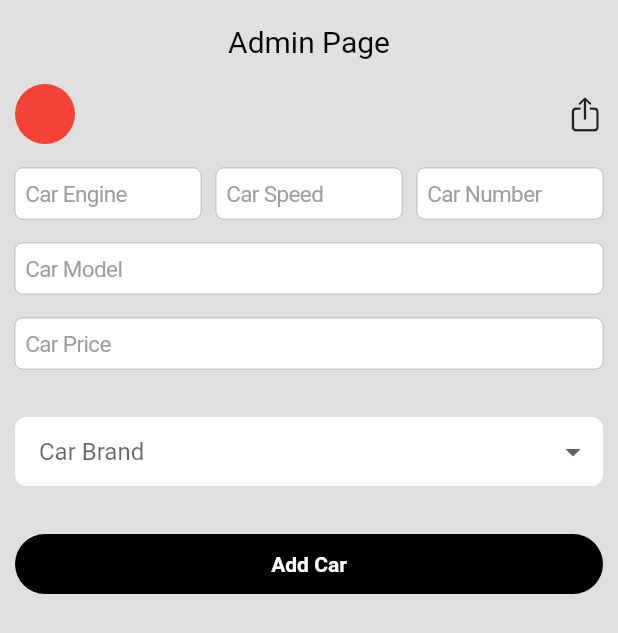
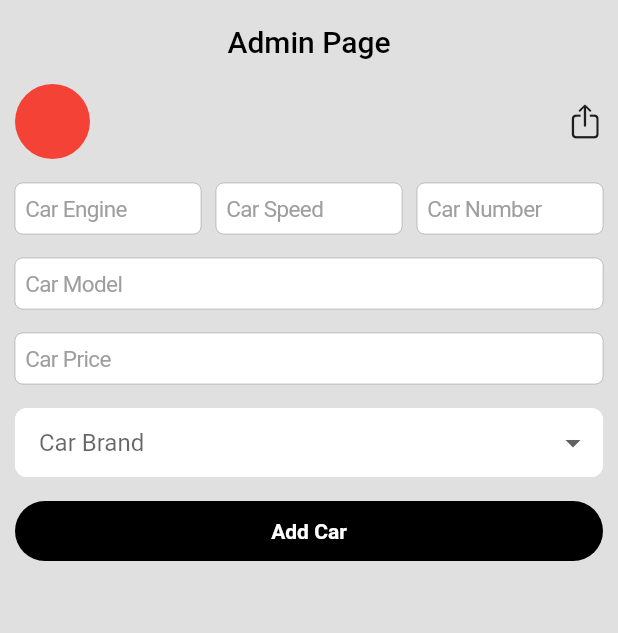
Before and after one commit to mahmoudmohamed111/auto-swift, a Flutter app: the screen it shows after launch, after a tap on "Add Car", on a phone screen of 412 x 824 dp. Shown: the top 633 px of the screen. Run offline on Flutter 3.47's test engine with Material 3 defaults, Android fonts, the phone set to English and light mode, and no system bars; our stand-ins replace dropdown_button2, image_picker, supabase_flutter; accounts and stored records are empty.

Commit message:
refactor admin page code

```diff
--- a/lib/features/Admin/presentation/views/admin_page.dart
+++ b/lib/features/Admin/presentation/views/admin_page.dart
@@ -1,10 +1,14 @@
+import 'dart:io';
+import 'package:auto_swift/core/components/snack.dart';
+import 'package:flutter/cupertino.dart';
+import 'package:flutter/material.dart';
+import 'package:image_picker/image_picker.dart';
+import 'package:supabase_flutter/supabase_flutter.dart';
 import 'package:auto_swift/core/components/custom_button.dart';
 import 'package:auto_swift/core/components/custom_container.dart';
 import 'package:auto_swift/core/components/custom_text_field.dart';
 import 'package:auto_swift/features/Admin/presentation/widgets/custom_dropdown.dart';
 import 'package:dropdown_button2/dropdown_button2.dart';
-import 'package:flutter/cupertino.dart';
-import 'package:flutter/material.dart';
 
 class AdminPage extends StatefulWidget {
   const AdminPage({super.key});
@@ -14,13 +18,54 @@ class AdminPage extends StatefulWidget {
 }
 
 class _AdminPageState extends State<AdminPage> {
-  TextEditingController speed = TextEditingController();
-  TextEditingController Engine = TextEditingController();
-  TextEditingController Seat_Number = TextEditingController();
-  TextEditingController model = TextEditingController();
-  TextEditingController price = TextEditingController();
-  List<String> Cars_Brand = ["Bmw", "Audi", "Porshe"];
-  String? selected_brand;
+  final speed = TextEditingController();
+  final engine = TextEditingController();
+  final seatNumber = TextEditingController();
+  final model = TextEditingController();
+  final price = TextEditingController();
+
+  final List<String> carsBrand = ["Bmw", "Audi", "Porshe"];
+  String? selectedBrand;
+  File? imageFile;
+  bool isLoading = false;
+
+  final supabase = Supabase.instance.client;
+  Future<void> pickImage() async {
+    final picked = await ImagePicker().pickImage(source: ImageSource.gallery);
+    if (picked != null) setState(() => imageFile = File(picked.path));
+  }
+
+  Future<void> addCar() async {
+    if (imageFile == null || selectedBrand == null) return;
+
+    setState(() => isLoading = true);
+    try {
+      final fileName = '${DateTime.now().millisecondsSinceEpoch}.jpg';
+      await supabase.storage.from('images').upload(fileName, imageFile!);
+      final imageUrl = supabase.storage.from('images').getPublicUrl(fileName);
+
+      await supabase.from('cars').insert({
+        'engine': engine.text,
+        'speed': speed.text,
+        'seat_number': seatNumber.text,
+        'model': model.text,
+        'price': double.tryParse(price.text) ?? 0,
+        'brand': selectedBrand,
+        'image_url': imageUrl,
+      });
+
+      if (mounted) {
+        Snack().success(context, "Car added successfully!");
+      }
+    } catch (e) {
+      if (mounted) {
+        Snack().error(context, "Error: $e");
+      }
+    } finally {
+      if (mounted) setState(() => isLoading = false);
+    }
+  }
+
   @override
   Widget build(BuildContext context) {
     return Scaffold(
@@ -28,11 +73,13 @@ class _AdminPageState extends State<AdminPage> {
       appBar: AppBar(
         backgroundColor: Colors.grey.shade300,
         elevation: 0,
-        title: Text("Admin Page"),
+        title: const Text(
+          "Admin Page",
+          style: TextStyle(fontSize: 20, color: Colors.black),
+        ),
         centerTitle: true,
-        titleTextStyle: TextStyle(fontSize: 20, color: Colors.black),
       ),
-      body: Padding(
+      body: SingleChildScrollView(
         padding: const EdgeInsets.symmetric(horizontal: 10),
         child: Column(
           children: [
@@ -40,25 +87,30 @@ class _AdminPageState extends State<AdminPage> {
               mainAxisAlignment: MainAxisAlignment.spaceBetween,
               children: [
                 CustomContainer(
-                  height: 40,
-                  width: 40,
-                  radius: 60,
+                  height: 50,
+                  width: 50,
+                  radius: 50,
                   color: Colors.red,
                 ),
-                Icon(CupertinoIcons.share_up),
+                GestureDetector(
+                  onTap: () {
+                    pickImage();
+                  },
+                  child: const Icon(CupertinoIcons.share_up),
+                ),
               ],
             ),
-            SizedBox(height: 16),
+            const SizedBox(height: 16),
             Row(
               children: [
                 Expanded(
                   child: CustomTextField(
-                    controller: Engine,
+                    controller: engine,
                     hint: "Car Engine",
                     type: TextInputType.text,
                   ),
                 ),
-                SizedBox(width: 10),
+                const SizedBox(width: 10),
                 Expanded(
                   child: CustomTextField(
                     controller: speed,
@@ -66,54 +118,51 @@ class _AdminPageState extends State<AdminPage> {
                     type: TextInputType.text,
                   ),
                 ),
-                SizedBox(width: 10),
+                const SizedBox(width: 10),
                 Expanded(
                   child: CustomTextField(
-                    controller: Seat_Number,
+                    controller: seatNumber,
                     hint: "Car Number",
                     type: TextInputType.number,
                   ),
                 ),
               ],
             ),
-            SizedBox(height: 16),
+            const SizedBox(height: 16),
             CustomTextField(
               controller: model,
               hint: "Car Model",
               type: TextInputType.text,
             ),
-            SizedBox(height: 16),
+            const SizedBox(height: 16),
             CustomTextField(
               controller: price,
               hint: "Car Price",
               type: TextInputType.number,
             ),
-            SizedBox(height: 16),
-            Padding(
-              padding: const EdgeInsets.symmetric(vertical: 16),
-              child: CustomDropdown(
-                onChanged: (data) {
-                  setState(() {
-                    selected_brand = data;
-                  });
-                },
-                value: ValueNotifier<String?>(selected_brand),
+            const SizedBox(height: 16),
+            CustomDropdown(
+              onChanged: (data) => setState(() => selectedBrand = data),
+              value: ValueNotifier<String?>(selectedBrand),
               hint: "Car Brand",
               valid: "Please Select at least 1 item",
-                items: Cars_Brand.map(
+              items: carsBrand
+                  .map(
                     (brand) => DropdownItem(value: brand, child: Text(brand)),
-                ).toList(),
+                  )
+                  .toList(),
             ),
-            ),
-            SizedBox(height: 16),
+            const SizedBox(height: 16),
             CustomButton(
               width: MediaQuery.of(context).size.width,
               height: 40,
               color: Colors.black,
               radius: 20,
-              onTap: () {},
+              onTap: isLoading ? null : addCar,
               child: Center(
-                child: Text(
+                child: isLoading
+                    ? const CircularProgressIndicator(color: Colors.white)
+                    : const Text(
                         "Add Car",
                         style: TextStyle(
                           color: Colors.white,
--- a/lib/features/Admin/presentation/widgets/custom_dropdown.dart
+++ b/lib/features/Admin/presentation/widgets/custom_dropdown.dart
@@ -2,6 +2,7 @@ import 'package:dropdown_button2/dropdown_button2.dart';
 import 'package:flutter/foundation.dart';
 import 'package:flutter/material.dart';
 
+// ignore: must_be_immutable
 class CustomDropdown extends StatelessWidget {
   CustomDropdown({
     super.key,
```
Lines whose indentation alone changed are shown as unchanged.
